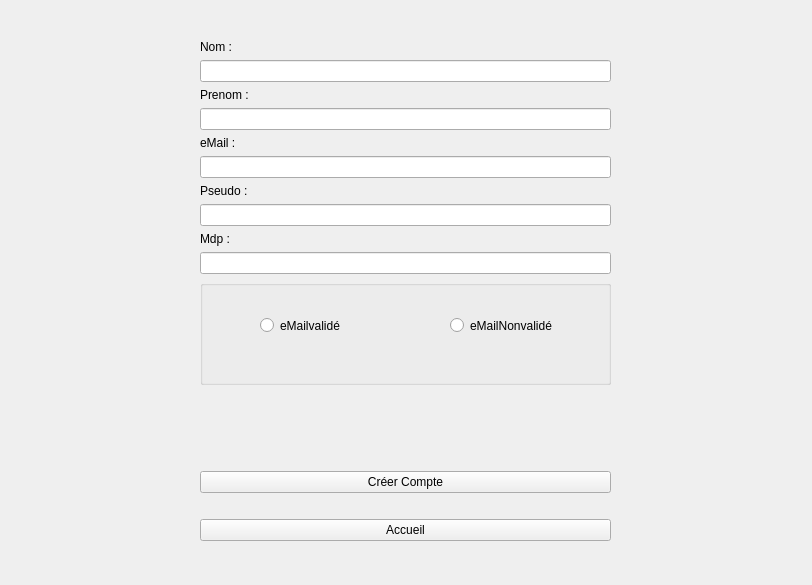
The window that V2.6/windows.ui (emiliagoeurymayo/ShareCount) describes before a commit, drawn with Qt 5.
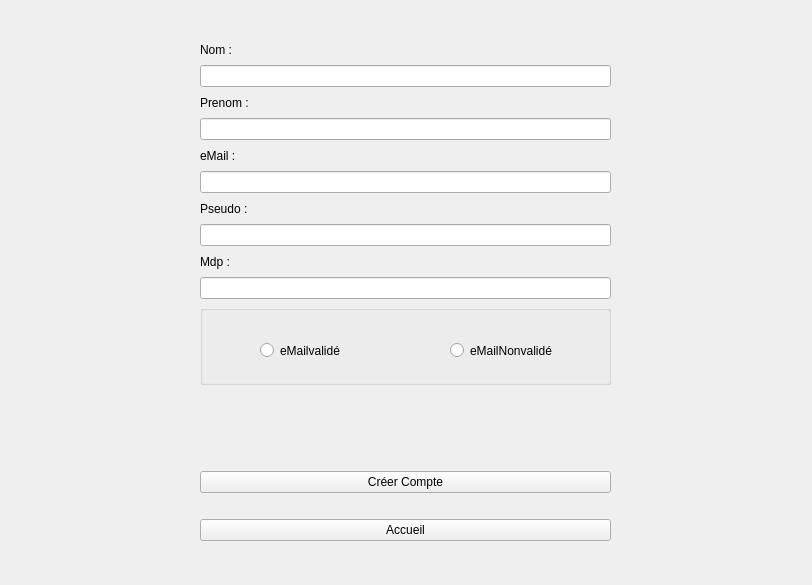
The same window after the commit. The open tabs and pages were chosen to show the change.

The edit to the form file:
```diff
--- a/V2.6/windows.ui
+++ b/V2.6/windows.ui
@@ -280,10 +280,13 @@
         <property name="orientation">
          <enum>Qt::Vertical</enum>
         </property>
+        <property name="sizeType">
+         <enum>QSizePolicy::Maximum</enum>
+        </property>
         <property name="sizeHint" stdset="0">
          <size>
           <width>20</width>
-          <height>40</height>
+          <height>80</height>
          </size>
         </property>
        </spacer>
@@ -293,10 +296,13 @@
         <property name="orientation">
          <enum>Qt::Vertical</enum>
         </property>
+        <property name="sizeType">
+         <enum>QSizePolicy::Maximum</enum>
+        </property>
         <property name="sizeHint" stdset="0">
          <size>
           <width>20</width>
-          <height>40</height>
+          <height>80</height>
          </size>
         </property>
        </spacer>
```
Left out of the diff: 2 changed lines with no effect on the pictures.
